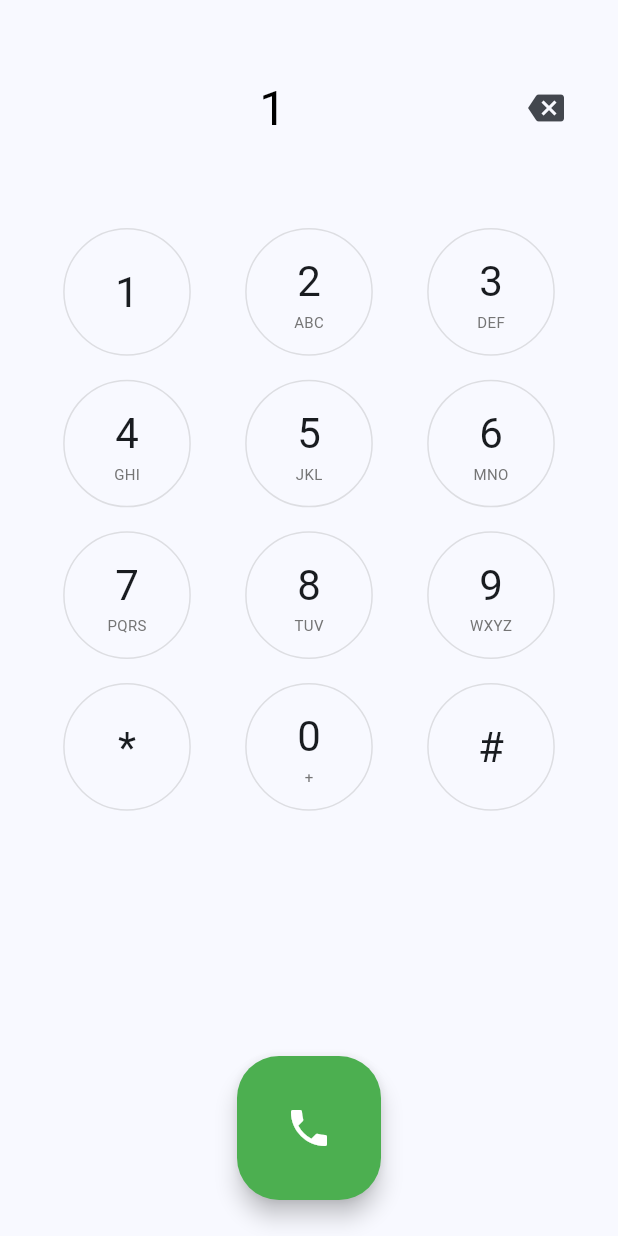
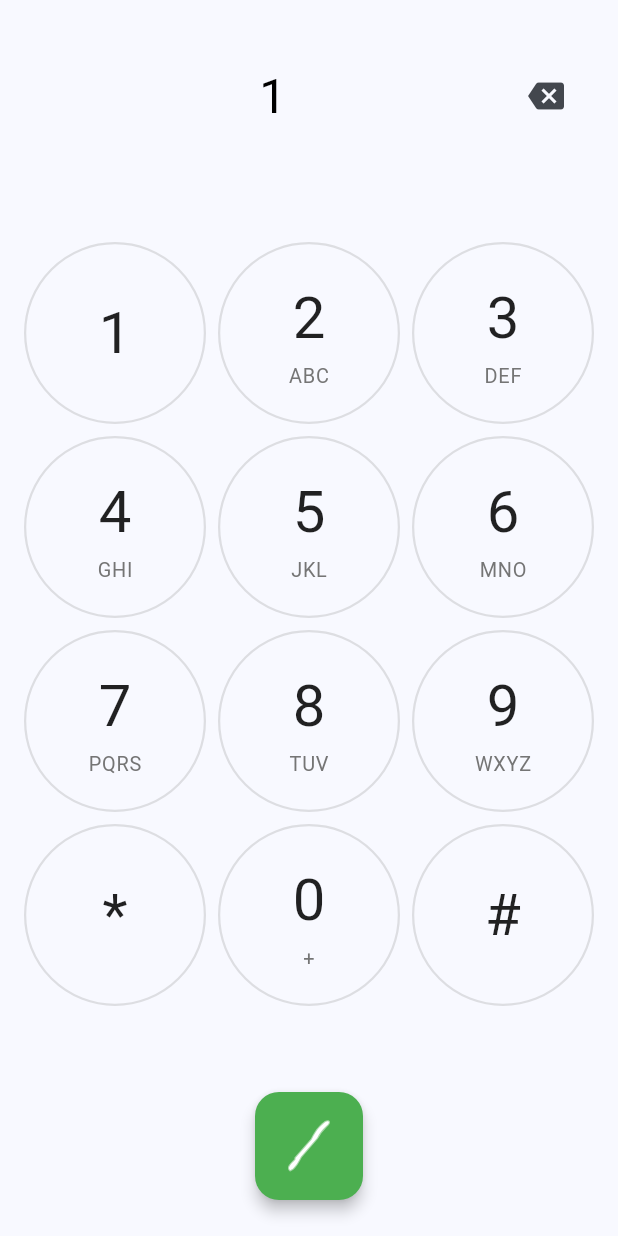
Before and after one commit to ringneck/makecall, a Flutter app: the DialpadScreen screen opened directly, after a tap on an icon or button, on a phone screen of 412 x 824 dp. Run offline on Flutter 3.47's test engine with Material 3 defaults, Android fonts, the phone set to English and light mode, and no system bars; our stand-ins replace cloud_firestore, firebase_auth, firebase_core, firebase_storage, flutter_contacts, image_picker and 3 more; accounts and stored records are empty; network calls fail.

Commit message:
feat: 통화 탭 키패드 반응형 디자인 및 커스텀 전화 아이콘 추가
- 모든 모바일 디스플레이에 최적화된 반응형 키패드 구현
- 화면 크기에 따라 자동으로 크기 조절되는 번호 버튼
- CustomPaint로 SVG 스타일 전화 아이콘 구현 (외부 파일 불필요)
- 작은 화면(360px 미만) 지원 최적화
- 키 크기, 폰트 크기, 여백 모두 화면 크기에 비례하여 자동 조정
- 터치 피드백 효과 개선 (InkWell 스플래시 효과)

```diff
--- a/lib/screens/call/dialpad_screen.dart
+++ b/lib/screens/call/dialpad_screen.dart
@@ -41,14 +41,23 @@ class _DialpadScreenState extends State<DialpadScreen> {
 
   @override
   Widget build(BuildContext context) {
+    // 화면 크기에 따른 반응형 크기 계산
+    final screenWidth = MediaQuery.of(context).size.width;
+    final screenHeight = MediaQuery.of(context).size.height;
+    final isSmallScreen = screenWidth < 360;
+    final keyPadSize = (screenWidth - 80) / 3; // 3열 그리드
+
     return Scaffold(
       body: SafeArea(
         child: Column(
           children: [
-            const SizedBox(height: 32),
+            SizedBox(height: isSmallScreen ? 16 : 24),
             // 전화번호 표시
             Container(
-              padding: const EdgeInsets.symmetric(horizontal: 24, vertical: 16),
+              padding: EdgeInsets.symmetric(
+                horizontal: 24,
+                vertical: isSmallScreen ? 8 : 16
+              ),
               child: Row(
                 mainAxisAlignment: MainAxisAlignment.spaceBetween,
                 children: [
@@ -56,7 +65,7 @@ class _DialpadScreenState extends State<DialpadScreen> {
                     child: Text(
                       _phoneNumber.isEmpty ? '전화번호 입력' : _phoneNumber,
                       style: TextStyle(
-                        fontSize: 32,
+                        fontSize: isSmallScreen ? 24 : 32,
                         fontWeight: FontWeight.w400,
                         color: _phoneNumber.isEmpty ? Colors.grey : Colors.black,
                       ),
@@ -71,40 +80,61 @@ class _DialpadScreenState extends State<DialpadScreen> {
                 ],
               ),
             ),
-            const SizedBox(height: 32),
+            SizedBox(height: isSmallScreen ? 16 : 24),
             // 키패드
             Expanded(
-              child: Padding(
-                padding: const EdgeInsets.symmetric(horizontal: 24),
+              child: LayoutBuilder(
+                builder: (context, constraints) {
+                  // 사용 가능한 높이에 맞춰 키 크기 계산
+                  final availableHeight = constraints.maxHeight - 24;
+                  final calculatedSize = availableHeight / 4;
+                  final actualKeySize = calculatedSize < keyPadSize ? calculatedSize : keyPadSize;
+
+                  return Center(
+                    child: SizedBox(
+                      width: actualKeySize * 3 + 48,
                       child: GridView.count(
                         crossAxisCount: 3,
-                  childAspectRatio: 1.2,
+                        mainAxisSpacing: 8,
+                        crossAxisSpacing: 8,
+                        childAspectRatio: 1.0,
                         shrinkWrap: true,
                         physics: const NeverScrollableScrollPhysics(),
                         children: [
-                    _buildKey('1', ''),
-                    _buildKey('2', 'ABC'),
-                    _buildKey('3', 'DEF'),
-                    _buildKey('4', 'GHI'),
-                    _buildKey('5', 'JKL'),
-                    _buildKey('6', 'MNO'),
-                    _buildKey('7', 'PQRS'),
-                    _buildKey('8', 'TUV'),
-                    _buildKey('9', 'WXYZ'),
-                    _buildKey('*', ''),
-                    _buildKey('0', '+'),
-                    _buildKey('#', ''),
+                          _buildKey('1', '', actualKeySize),
+                          _buildKey('2', 'ABC', actualKeySize),
+                          _buildKey('3', 'DEF', actualKeySize),
+                          _buildKey('4', 'GHI', actualKeySize),
+                          _buildKey('5', 'JKL', actualKeySize),
+                          _buildKey('6', 'MNO', actualKeySize),
+                          _buildKey('7', 'PQRS', actualKeySize),
+                          _buildKey('8', 'TUV', actualKeySize),
+                          _buildKey('9', 'WXYZ', actualKeySize),
+                          _buildKey('*', '', actualKeySize),
+                          _buildKey('0', '+', actualKeySize),
+                          _buildKey('#', '', actualKeySize),
                         ],
                       ),
+                    ),
+                  );
+                },
               ),
             ),
             // 통화 버튼
             Padding(
-              padding: const EdgeInsets.all(24.0),
-              child: FloatingActionButton.large(
+              padding: EdgeInsets.all(isSmallScreen ? 16.0 : 24.0),
+              child: SizedBox(
+                width: isSmallScreen ? 64 : 72,
+                height: isSmallScreen ? 64 : 72,
+                child: FloatingActionButton(
                   onPressed: _onCall,
                   backgroundColor: const Color(0xFF4CAF50),
-                child: const Icon(Icons.phone, size: 32, color: Colors.white),
+                  elevation: 4,
+                  child: CustomPaint(
+                    size: Size(isSmallScreen ? 32 : 36, isSmallScreen ? 32 : 36),
+                    painter: PhoneIconPainter(),
+                  ),
+                ),
               ),
             ),
           ],
@@ -113,37 +143,128 @@ class _DialpadScreenState extends State<DialpadScreen> {
     );
   }
 
-  Widget _buildKey(String number, String letters) {
-    return InkWell(
+  Widget _buildKey(String number, String letters, double size) {
+    final fontSize = size * 0.35;
+    final letterSize = size * 0.12;
+
+    return Material(
+      color: Colors.transparent,
+      child: InkWell(
         onTap: () => _onKeyPressed(number),
-      borderRadius: BorderRadius.circular(40),
+        borderRadius: BorderRadius.circular(size / 2),
+        splashColor: const Color(0xFF2196F3).withAlpha(51),
+        highlightColor: const Color(0xFF2196F3).withAlpha(26),
         child: Container(
-        margin: const EdgeInsets.all(8),
           decoration: BoxDecoration(
             shape: BoxShape.circle,
-          border: Border.all(color: Colors.grey.withAlpha(77)),
+            border: Border.all(
+              color: Colors.grey.withAlpha(77),
+              width: 1.5,
             ),
+          ),
+          child: Center(
             child: Column(
               mainAxisAlignment: MainAxisAlignment.center,
               children: [
                 Text(
                   number,
-              style: const TextStyle(
-                fontSize: 28,
+                  style: TextStyle(
+                    fontSize: fontSize,
                     fontWeight: FontWeight.w400,
+                    color: Colors.black87,
                   ),
                 ),
                 if (letters.isNotEmpty)
-              Text(
+                  Padding(
+                    padding: const EdgeInsets.only(top: 2),
+                    child: Text(
                       letters,
                       style: TextStyle(
-                  fontSize: 10,
+                        fontSize: letterSize,
                         color: Colors.grey[600],
+                        letterSpacing: 0.5,
+                      ),
                     ),
                   ),
               ],
             ),
           ),
+        ),
+      ),
     );
   }
 }
+
+// 커스텀 전화 아이콘 페인터 (SVG 스타일)
+class PhoneIconPainter extends CustomPainter {
+  @override
+  void paint(Canvas canvas, Size size) {
+    final paint = Paint()
+      ..color = Colors.white
+      ..style = PaintingStyle.fill
+      ..strokeWidth = 2
+      ..strokeCap = StrokeCap.round
+      ..strokeJoin = StrokeJoin.round;
+
+    final path = Path();
+
+    // 전화기 수화기 모양 그리기
+    final w = size.width;
+    final h = size.height;
+
+    // 수화기 하단 부분
+    path.moveTo(w * 0.25, h * 0.75);
+    path.cubicTo(
+      w * 0.15, h * 0.85,
+      w * 0.1, h * 0.9,
+      w * 0.15, h * 0.95,
+    );
+    path.lineTo(w * 0.2, h * 0.92);
+    path.cubicTo(
+      w * 0.25, h * 0.88,
+      w * 0.3, h * 0.8,
+      w * 0.35, h * 0.7,
+    );
+
+    // 중간 연결 부분
+    path.lineTo(w * 0.65, h * 0.35);
+
+    // 수화기 상단 부분
+    path.cubicTo(
+      w * 0.7, h * 0.25,
+      w * 0.75, h * 0.2,
+      w * 0.8, h * 0.15,
+    );
+    path.lineTo(w * 0.85, h * 0.1);
+    path.cubicTo(
+      w * 0.9, h * 0.05,
+      w * 0.85, h * 0.0,
+      w * 0.75, h * 0.1,
+    );
+    path.lineTo(w * 0.7, h * 0.15);
+    path.cubicTo(
+      w * 0.65, h * 0.2,
+      w * 0.6, h * 0.28,
+      w * 0.55, h * 0.38,
+    );
+
+    // 연결 부분
+    path.lineTo(w * 0.25, h * 0.72);
+    path.close();
+
+    canvas.drawPath(path, paint);
+
+    // 강조 효과를 위한 외곽선
+    final outlinePaint = Paint()
+      ..color = Colors.white.withAlpha(128)
+      ..style = PaintingStyle.stroke
+      ..strokeWidth = 1.5
+      ..strokeCap = StrokeCap.round
+      ..strokeJoin = StrokeJoin.round;
+
+    canvas.drawPath(path, outlinePaint);
+  }
+
+  @override
+  bool shouldRepaint(covariant CustomPainter oldDelegate) => false;
+}
```
Lines whose indentation alone changed are shown as unchanged.
